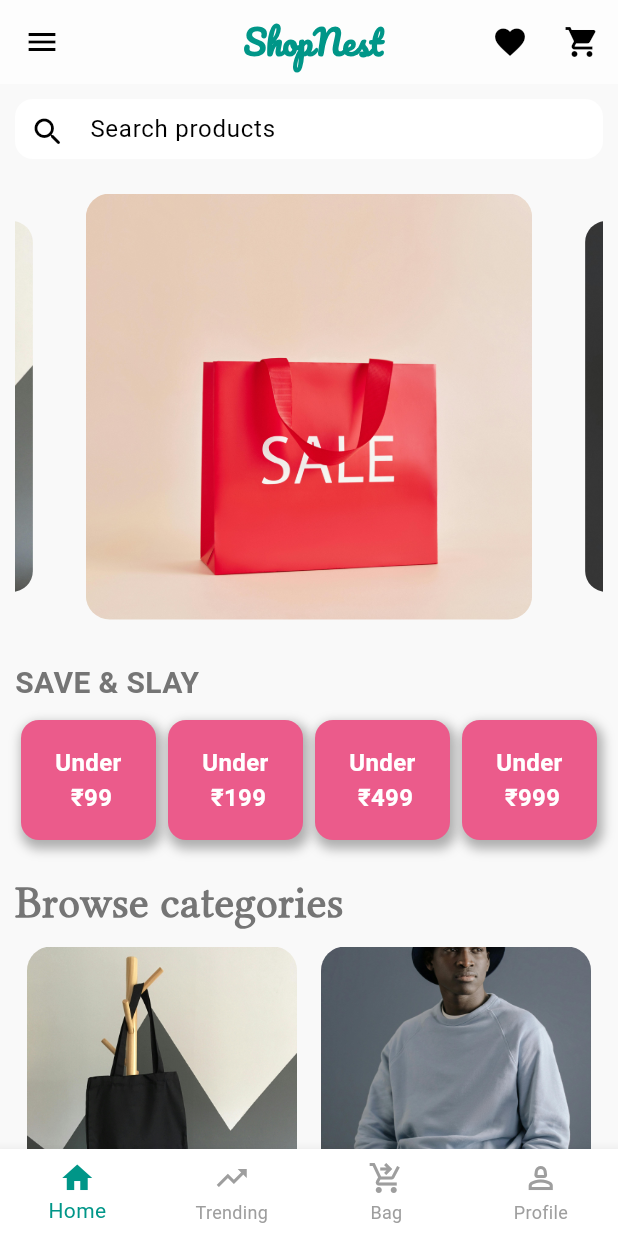
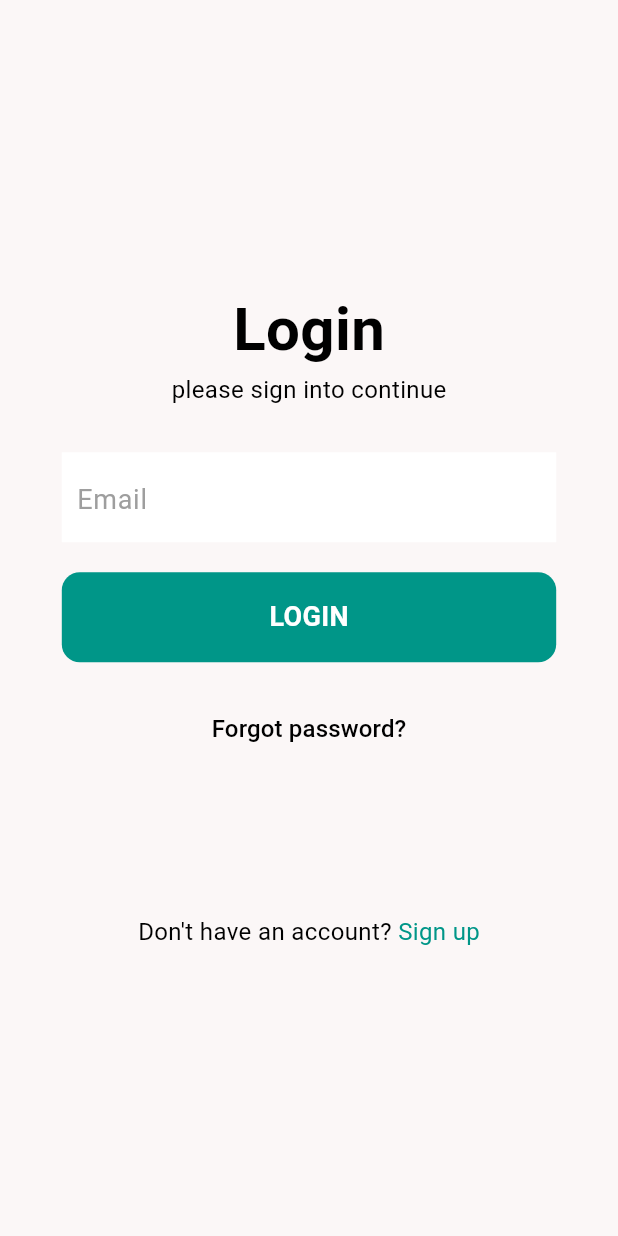
Before and after one commit to ayshzenha/frame_flow, a Flutter app: the screen it shows after launch, on a phone screen of 412 x 824 dp. Run offline on Flutter 3.47's test engine with Material 3 defaults, Android fonts, the phone set to English and light mode, and no system bars; drawn by our look-alikes of carousel_slider.

Commit message:
loginPage_created

```diff
--- a/lib/main.dart
+++ b/lib/main.dart
@@ -1,5 +1,6 @@
 import 'package:flutter/material.dart';
 import 'package:frame_flow/modules/home/view/home_screen.dart';
+import 'package:frame_flow/modules/login_details/view/login_details_page.dart';
 
 void main() {
   runApp(const MyApp());
@@ -12,7 +13,7 @@ class MyApp extends StatelessWidget {
   Widget build(BuildContext context) {
     return MaterialApp(
       debugShowCheckedModeBanner: false,
-      home: const HomeScreen(),
+      home: const LoginDetailsPage(),
 
       theme: ThemeData(
         fontFamily: 'Roboto',
--- /dev/null
+++ b/lib/modules/login_details/view/login_details_page.dart
@@ -0,0 +1,100 @@
+import 'package:flutter/material.dart';
+import 'package:frame_flow/modules/home/view/home_screen.dart';
+
+class LoginDetailsPage extends StatelessWidget {
+  const LoginDetailsPage({super.key});
+
+  @override
+  Widget build(BuildContext context) {
+    return Scaffold(
+      backgroundColor: const Color.fromARGB(255, 251, 247, 247),
+      body: Column(
+        mainAxisAlignment: MainAxisAlignment.center,
+        children: [
+          Center(
+            child: Text(
+              "Login",
+              style: TextStyle(
+                fontSize: 40,
+                fontWeight: FontWeight.bold,
+                color: Colors.black,
+              ),
+            ),
+          ),
+          Text(
+            "please sign into continue",
+            style: TextStyle(fontSize: 16, color: Colors.black),
+          ),
+          SizedBox(height: 30),
+          Container(
+            height: 60,
+            width: MediaQuery.of(context).size.width * .8,
+            color: Colors.white,
+            child: Padding(
+              padding: const EdgeInsets.all(10.0),
+              child: TextField(
+                decoration: InputDecoration(
+                  hintText: "Email",
+                  border: InputBorder.none,
+                  hintStyle: TextStyle(color: Colors.grey, fontSize: 18),
+                ),
+              ),
+            ),
+          ),
+          SizedBox(height: 20),
+          GestureDetector(
+            onTap: () {
+              Navigator.push(
+                context,
+                MaterialPageRoute(builder: (context) => const HomeScreen()),
+              );
+            },
+            child: Container(
+              height: 60,
+              width: MediaQuery.of(context).size.width * .8,
+
+              decoration: BoxDecoration(
+                borderRadius: BorderRadius.circular(12),
+                color: Colors.teal,
+              ),
+              child: Center(
+                child: Text(
+                  "LOGIN",
+                  style: TextStyle(
+                    color: Colors.white,
+                    fontSize: 18,
+                    fontWeight: FontWeight.bold,
+                  ),
+                ),
+              ),
+            ),
+          ),
+          SizedBox(height: 20),
+          TextButton(
+            onPressed: () {},
+            child: Text(
+              "Forgot password?",
+              style: TextStyle(color: Colors.black, fontSize: 16),
+            ),
+          ),
+          SizedBox(height: 100),
+          Row(
+            mainAxisAlignment: MainAxisAlignment.center,
+            children: [
+              Text(
+                "Don't have an account? ",
+                style: TextStyle(color: Colors.black, fontSize: 16),
+              ),
+              GestureDetector(
+                child: Text(
+                  "Sign up",
+                  style: TextStyle(color: Colors.teal, fontSize: 16),
+                ),
+              ),
+            ],
+          ),
+        ],
+      ),
+    );
+  }
+}
--- a/lib/modules/profile/view/profile_page.dart
+++ b/lib/modules/profile/view/profile_page.dart
@@ -85,7 +85,11 @@ class ProfilePage extends StatelessWidget {
             lineDivider,
             Column(
               children: [
-                Container(
+                GestureDetector(
+                  onTap: () {
+                    print("hello");
+                  },
+                  child: Container(
                     height: 50,
                     width: 100,
 
@@ -100,6 +104,7 @@ class ProfilePage extends StatelessWidget {
                           color: Colors.white,
                           fontSize: 16,
                           fontWeight: FontWeight.w700,
+                        ),
                       ),
                     ),
                   ),
@@ -119,9 +124,12 @@ Widget profileList({
   required Icon listIcon,
   required Color clr,
 }) {
-  return ListTile(
+  return GestureDetector(
+    onTap: () {},
+    child: ListTile(
       trailing: listIcon,
       title: Text(firstTitle, style: TextStyle(fontSize: 20, color: clr)),
       subtitle: Text(secondTitle, style: TextStyle(color: Colors.grey)),
+    ),
   );
 }
```
Lines whose indentation alone changed are shown as unchanged.
